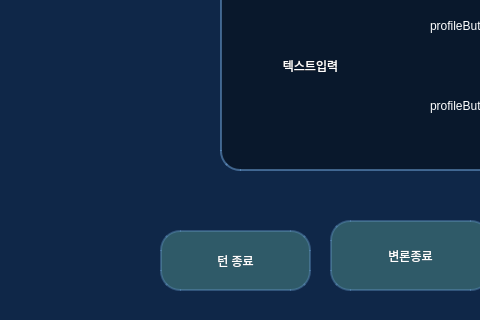
Qt form core/ui/qt_designer/lawyerWindow.ui (Apex-LogiCourt/pi5-local-app) before a commit; both pictures show x 580 to 1060 and y 400 to 720 of the 1280 by 720 pixel window.
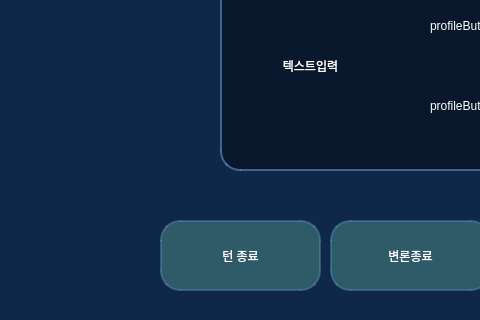
The same form after that commit. Icons and pictures are not drawn.

Commit message: fix: 변호사 측 버튼 크기 깨진 거 고침

```diff
--- a/core/ui/qt_designer/lawyerWindow.ui
+++ b/core/ui/qt_designer/lawyerWindow.ui
@@ -412,9 +412,9 @@
    <property name="geometry">
     <rect>
      <x>740</x>
-     <y>630</y>
-     <width>151</width>
-     <height>61</height>
+     <y>620</y>
+     <width>161</width>
+     <height>71</height>
     </rect>
    </property>
    <property name="styleSheet">
```
